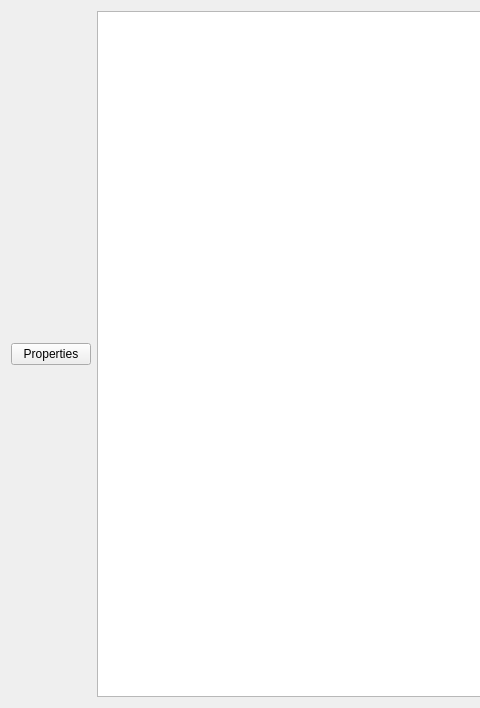
First picture: the form in UI-Designer/view/mainwindow.ui, repository haevnEU/MMI-GUI_WS18, before the edit; both pictures show x 0 to 480 and y 0 to 708 of the 696 by 708 pixel window.
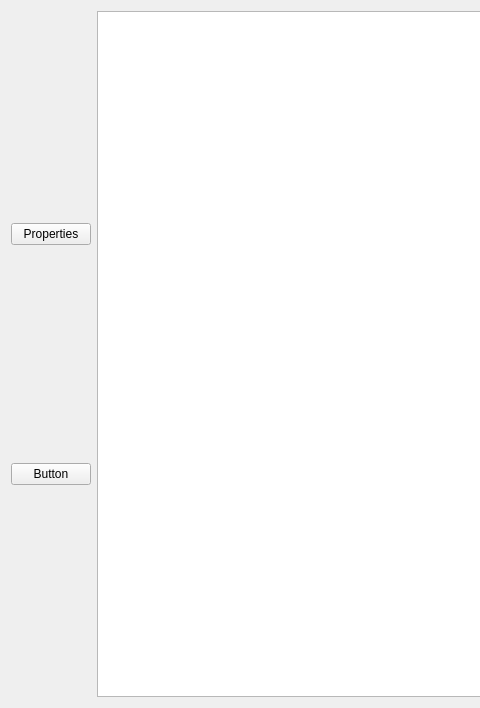
Second picture: the form after the edit.

Diff of the .ui file:
```diff
--- a/UI-Designer/view/mainwindow.ui
+++ b/UI-Designer/view/mainwindow.ui
@@ -34,10 +34,7 @@
    </property>
    <layout class="QHBoxLayout" name="horizontalLayout">
     <item>
-     <layout class="QVBoxLayout" name="verticalLayout">
-      <property name="sizeConstraint">
-       <enum>QLayout::SetFixedSize</enum>
-      </property>
+     <layout class="QVBoxLayout" name="verticalLayout_2">
       <item>
        <widget class="QPushButton" name="m_buttonProperties">
         <property name="text">
@@ -45,6 +42,13 @@
         </property>
        </widget>
       </item>
+      <item>
+       <widget class="QPushButton" name="btAddButton">
+        <property name="text">
+         <string>Button</string>
+        </property>
+       </widget>
+      </item>
      </layout>
     </item>
     <item>
```
Left out of the diff: 7 changed lines with no effect on the pictures.
